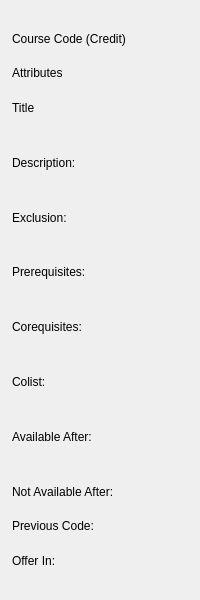
Before: the Qt Designer form CourseDependencyGraph/ui/CourseInfoWidget.ui in tsznokwong/CourseDependencyGraph, drawn with Qt 5.
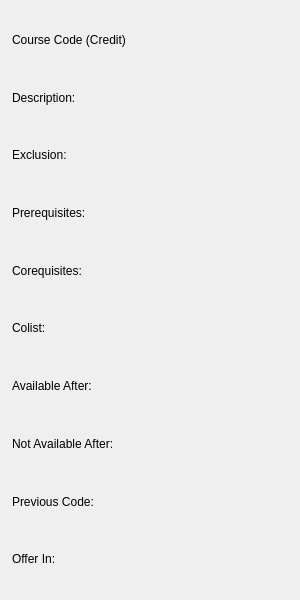
After: the same form once the commit is applied.

What changed in the file:
```diff
--- a/CourseDependencyGraph/ui/CourseInfoWidget.ui
+++ b/CourseDependencyGraph/ui/CourseInfoWidget.ui
@@ -6,7 +6,7 @@
    <rect>
     <x>0</x>
     <y>0</y>
-    <width>200</width>
+    <width>300</width>
     <height>600</height>
    </rect>
   </property>
@@ -27,11 +27,11 @@
     <rect>
      <x>0</x>
      <y>-1</y>
-     <width>201</width>
+     <width>301</width>
      <height>601</height>
     </rect>
    </property>
-   <layout class="QVBoxLayout" name="verticalLayout" stretch="1,0,1,1,1,1,1,1,1,1,0,1">
+   <layout class="QVBoxLayout" name="verticalLayout">
     <property name="spacing">
      <number>0</number>
     </property>
@@ -63,26 +63,6 @@
       </property>
      </widget>
     </item>
-    <item>
-     <widget class="QLabel" name="attributesLabel">
-      <property name="text">
-       <string>Attributes</string>
-      </property>
-     </widget>
-    </item>
-    <item>
-     <widget class="QLabel" name="titleLabel">
-      <property name="text">
-       <string>Title</string>
-      </property>
-      <property name="wordWrap">
-       <bool>true</bool>
-      </property>
-      <property name="textInteractionFlags">
-       <set>Qt::NoTextInteraction</set>
-      </property>
-     </widget>
-    </item>
     <item>
      <widget class="QLabel" name="descriptionLabel">
       <property name="text">
```
Left out of the diff: 2 changed lines with no effect on the pictures.
